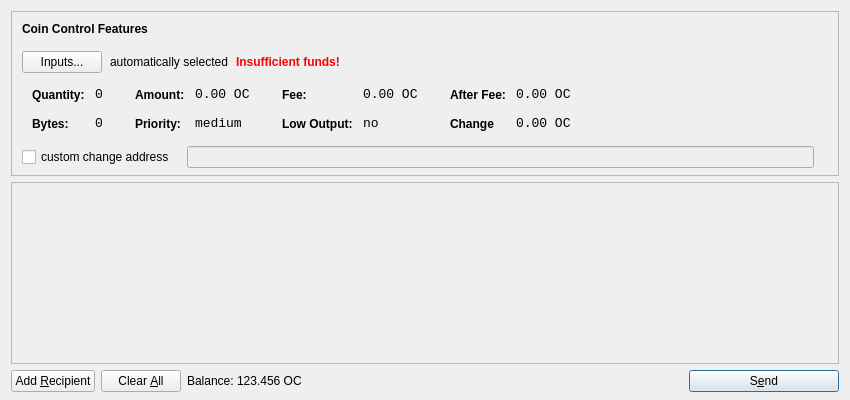
Old version of the form src/qt/forms/sendcoinsdialog.ui in the repository sherlockcoin/Orangecoin.
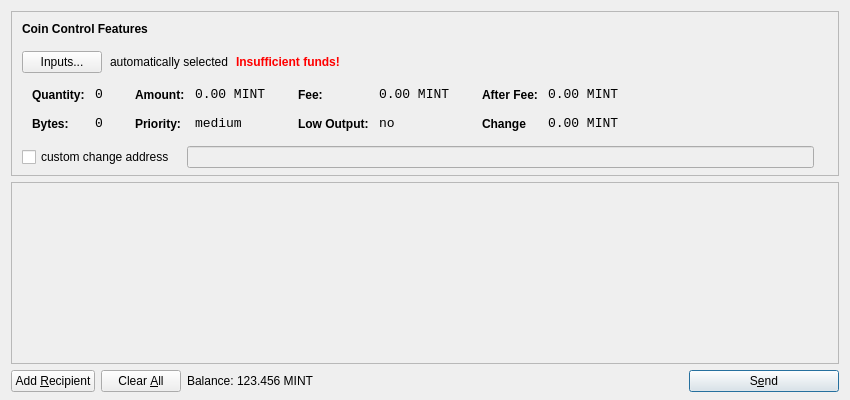
New version of the form. Icons and pictures are not drawn.

Patch:
```diff
--- a/src/qt/forms/sendcoinsdialog.ui
+++ b/src/qt/forms/sendcoinsdialog.ui
@@ -321,7 +321,7 @@
                   <enum>Qt::ActionsContextMenu</enum>
                  </property>
                  <property name="text">
-                  <string>0.00 OC</string>
+                  <string>0.00 MINT</string>
                  </property>
                  <property name="textInteractionFlags">
                   <set>Qt::LinksAccessibleByMouse|Qt::TextSelectableByKeyboard|Qt::TextSelectableByMouse</set>
@@ -407,7 +407,7 @@
                   <enum>Qt::ActionsContextMenu</enum>
                  </property>
                  <property name="text">
-                  <string>0.00 OC</string>
+                  <string>0.00 MINT</string>
                  </property>
                  <property name="textInteractionFlags">
                   <set>Qt::LinksAccessibleByMouse|Qt::TextSelectableByKeyboard|Qt::TextSelectableByMouse</set>
@@ -493,7 +493,7 @@
                   <enum>Qt::ActionsContextMenu</enum>
                  </property>
                  <property name="text">
-                  <string>0.00 OC</string>
+                  <string>0.00 MINT</string>
                  </property>
                  <property name="textInteractionFlags">
                   <set>Qt::LinksAccessibleByMouse|Qt::TextSelectableByKeyboard|Qt::TextSelectableByMouse</set>
@@ -525,7 +525,7 @@
                   <enum>Qt::ActionsContextMenu</enum>
                  </property>
                  <property name="text">
-                  <string>0.00 OC</string>
+                  <string>0.00 MINT</string>
                  </property>
                  <property name="textInteractionFlags">
                   <set>Qt::LinksAccessibleByMouse|Qt::TextSelectableByKeyboard|Qt::TextSelectableByMouse</set>
@@ -732,7 +732,7 @@
           <cursorShape>IBeamCursor</cursorShape>
          </property>
          <property name="text">
-          <string>123.456 OC</string>
+          <string>123.456 MINT</string>
          </property>
          <property name="textInteractionFlags">
           <set>Qt::LinksAccessibleByMouse|Qt::TextSelectableByKeyboard|Qt::TextSelectableByMouse</set>
```
